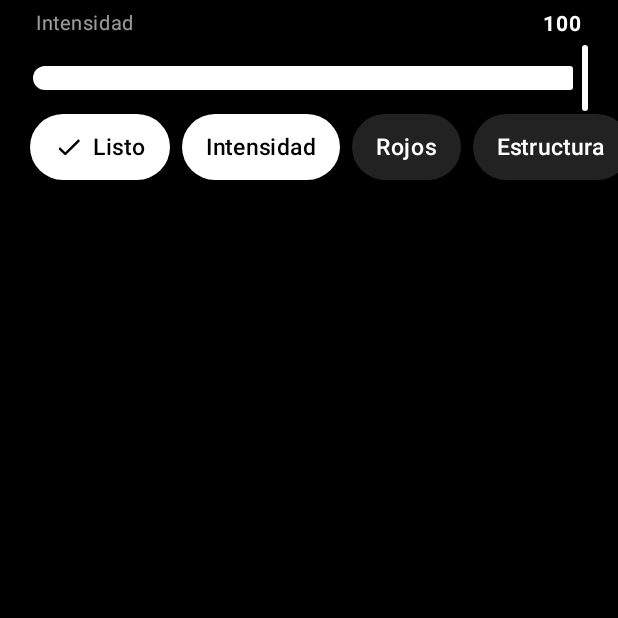
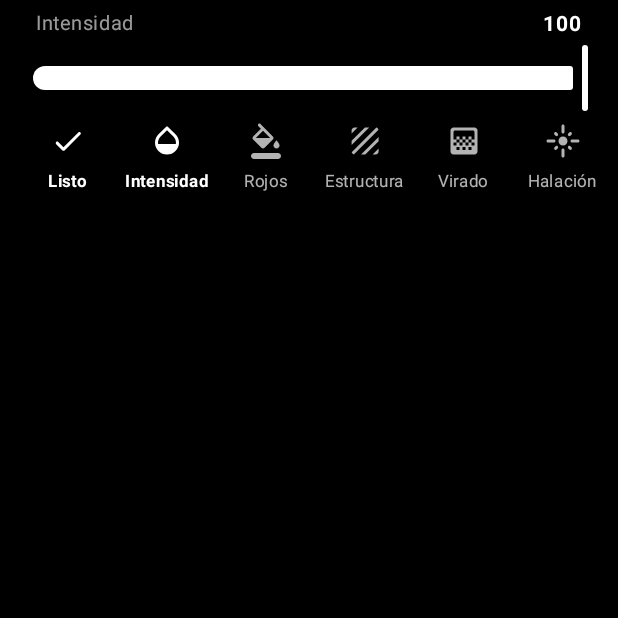
Before and after one commit to pabloyela/apps-pablo, an Android app built with Jetpack Compose: the composable BarraAjustes shown on its own in the app's theme, on a phone screen of 412 x 824 dp, the top half of it. Run offline under Robolectric (Android 15) with nearby library versions, the phone set to English and light mode, and no system bars; libraries missing offline, so code that uses them is left out: androidx.camera.core, androidx.camera.lifecycle, androidx.camera.video; 5 statements that could not run were skipped.

Commit message:
Add files via upload

```diff
--- a/claroscuro/build.gradle.kts
+++ b/claroscuro/build.gradle.kts
@@ -12,8 +12,8 @@ android {
         applicationId = "com.tua.claroscuro"
         minSdk = 29
         targetSdk = 35
-        versionCode = 9
-        versionName = "1.8"
+        versionCode = 10
+        versionName = "1.9"
     }
 
     // Llave fija: cada APK nuevo se instala encima del anterior
--- a/claroscuro/src/main/java/com/tua/claroscuro/Screen.kt
+++ b/claroscuro/src/main/java/com/tua/claroscuro/Screen.kt
@@ -59,6 +59,17 @@ import androidx.compose.material.icons.rounded.Smartphone
 import androidx.compose.material.icons.rounded.Timer
 import androidx.compose.material.icons.rounded.TimerOff
 import androidx.compose.material.icons.rounded.Tune
+import androidx.compose.material.icons.rounded.Opacity
+import androidx.compose.material.icons.rounded.FormatColorFill
+import androidx.compose.material.icons.rounded.Texture
+import androidx.compose.material.icons.rounded.Gradient
+import androidx.compose.material.icons.rounded.Flare
+import androidx.compose.material.icons.rounded.Contrast
+import androidx.compose.material.icons.rounded.BrightnessMedium
+import androidx.compose.material.icons.rounded.Grain
+import androidx.compose.material.icons.rounded.Vignette
+import androidx.compose.material.icons.rounded.Draw
+import androidx.compose.material.icons.rounded.RestartAlt
 import androidx.compose.material3.AlertDialog
 import androidx.compose.material3.Button
 import androidx.compose.material3.OutlinedTextField
@@ -422,26 +433,24 @@ fun CameraScreen(a: MainActivity) {
                 panel = false
                 a.savePrefs()
             }
-        } else LazyRow(
-            contentPadding = PaddingValues(horizontal = Margen),
-            horizontalArrangement = Arrangement.spacedBy(10.dp),
-            modifier = Modifier.padding(vertical = 10.dp)
-        ) {
-            item {
-                Chip(
-                    texto = "Ajustes",
-                    icono = Icons.Rounded.Tune,
-                    activo = panel
-                ) {
-                    panel = !panel
-                    if (!panel) a.savePrefs()
-                }
+        } else Row(Modifier.fillMaxWidth().padding(vertical = 4.dp), verticalAlignment = Alignment.CenterVertically) {
+            Spacer(Modifier.width(Margen - 8.dp))
+            Herram(Icons.Rounded.Tune, "Ajustes", activo = false, marca = a.ajustes.value.intensidad < 0.05f) {
+                panel = true
             }
-            items(Estilo.entries) { e ->
-                Chip(texto = e.nombre, icono = null, activo = e == estilo) {
-                    a.estilo.value = e
-                    a.ajustes.value = Ajustes.de(e, a.ajustes.value)
-                    a.savePrefs()
+            LazyRow(
+                contentPadding = PaddingValues(end = Margen),
+                verticalAlignment = Alignment.CenterVertically
+            ) {
+                items(Estilo.entries) { e ->
+                    EstiloTab(e.nombre, e == estilo) {
+                        a.estilo.value = e
+                        var nuevo = Ajustes.de(e, a.ajustes.value)
+                        // Si la intensidad quedó en 0 el efecto no se ve: al elegir estilo vuelve a 100
+                        if (nuevo.intensidad < 0.05f) nuevo = nuevo.copy(intensidad = 1f)
+                        a.ajustes.value = nuevo
+                        a.savePrefs()
+                    }
                 }
             }
         }
@@ -702,16 +711,58 @@ private fun DialogoFirma(a: MainActivity, onCerrar: () -> Unit) {
 
 // ---------- Barra de ajustes: un ajuste a la vez, sin tapar el visor ----------
 
-private enum class Param(val nombre: String, val min: Float, val max: Float) {
-    INTENSIDAD("Intensidad", 0f, 1f),
-    ROJOS("Rojos", 0f, 1f),
-    ESTRUCTURA("Estructura", 0f, 1f),
-    VIRADO("Virado", 0f, 1f),
-    HALACION("Halación", 0f, 1f),
-    CONTRASTE("Contraste", -1f, 1f),
-    BRILLO("Brillo", -1f, 1f),
-    GRANO("Grano", 0f, 1f),
-    VINETA("Viñeta", 0f, 1f)
+private enum class Param(val nombre: String, val corto: String, val icono: ImageVector, val min: Float, val max: Float) {
+    INTENSIDAD("Intensidad", "Intensidad", Icons.Rounded.Opacity, 0f, 1f),
+    ROJOS("Rojos", "Rojos", Icons.Rounded.FormatColorFill, 0f, 1f),
+    ESTRUCTURA("Estructura", "Estructura", Icons.Rounded.Texture, 0f, 1f),
+    VIRADO("Virado", "Virado", Icons.Rounded.Gradient, 0f, 1f),
+    HALACION("Halación", "Halación", Icons.Rounded.Flare, 0f, 1f),
+    CONTRASTE("Contraste", "Contraste", Icons.Rounded.Contrast, -1f, 1f),
+    BRILLO("Brillo", "Brillo", Icons.Rounded.BrightnessMedium, -1f, 1f),
+    GRANO("Grano", "Grano", Icons.Rounded.Grain, 0f, 1f),
+    VINETA("Viñeta", "Viñeta", Icons.Rounded.Vignette, 0f, 1f)
+}
+
+/** Botón chico como la barra de Pelis: ícono arriba y nombre abajo; punto si está cambiado. */
+@Composable
+private fun Herram(icono: ImageVector, texto: String, activo: Boolean, marca: Boolean = false, onClick: () -> Unit) {
+    Column(
+        Modifier.width(66.dp).clip(RoundedCornerShape(12.dp)).clickable(onClick = onClick)
+            .padding(vertical = 6.dp),
+        horizontalAlignment = Alignment.CenterHorizontally
+    ) {
+        val c = if (activo) Color.White else Color(0xB3FFFFFF)
+        Icon(icono, texto, tint = c, modifier = Modifier.size(24.dp))
+        Text(
+            texto, color = c, fontSize = 11.sp, maxLines = 1,
+            fontWeight = if (activo) FontWeight.Bold else FontWeight.Normal,
+            modifier = Modifier.padding(top = 3.dp)
+        )
+        Box(
+            Modifier.padding(top = 3.dp).size(4.dp).clip(CircleShape)
+                .background(if (marca) Color.White else Color.Transparent)
+        )
+    }
+}
+
+/** Nombre de estilo: texto simple; el elegido en blanco con una rayita abajo. */
+@Composable
+private fun EstiloTab(texto: String, activo: Boolean, onClick: () -> Unit) {
+    Column(
+        Modifier.clip(RoundedCornerShape(10.dp)).clickable(onClick = onClick)
+            .padding(horizontal = 10.dp, vertical = 8.dp),
+        horizontalAlignment = Alignment.CenterHorizontally
+    ) {
+        Text(
+            texto, fontSize = 14.sp, maxLines = 1,
+            color = if (activo) Color.White else Color(0x99FFFFFF),
+            fontWeight = if (activo) FontWeight.Bold else FontWeight.Normal
+        )
+        Box(
+            Modifier.padding(top = 4.dp).width(18.dp).height(2.dp).clip(RoundedCornerShape(1.dp))
+                .background(if (activo) Color.White else Color.Transparent)
+        )
+    }
 }
 
 private fun valorDe(a: Ajustes, p: Param): Float = when (p) {
@@ -767,20 +818,17 @@ private fun BarraAjustes(a: MainActivity, onListo: () -> Unit) {
                 inactiveTrackColor = Color(0x44FFFFFF)
             )
         )
-        // Qué ajuste mover (desliza para ver todos)
-        LazyRow(
-            contentPadding = PaddingValues(horizontal = Margen),
-            horizontalArrangement = Arrangement.spacedBy(8.dp)
-        ) {
-            item { Chip(texto = "Listo", icono = Icons.Rounded.Check, activo = true) { onListo() } }
+        // Qué ajuste mover (desliza para ver todos). Punto blanco = cambiado.
+        val porDefecto = Ajustes.de(a.estilo.value)
+        LazyRow(contentPadding = PaddingValues(horizontal = Margen - 8.dp)) {
+            item { Herram(Icons.Rounded.Check, "Listo", activo = true) { onListo() } }
             items(Param.entries) { pp ->
-                Chip(texto = pp.nombre, icono = null, activo = pp == p) { p = pp }
+                val cambiado = kotlin.math.abs(valorDe(aj, pp) - valorDe(porDefecto, pp)) > 0.01f
+                Herram(pp.icono, pp.corto, activo = pp == p, marca = cambiado) { p = pp }
             }
+            item { Herram(Icons.Rounded.Draw, "Firma", activo = false) { firma = true } }
             item {
-                Chip(texto = "Firma", icono = null, activo = false) { firma = true }
-            }
-            item {
-                Chip(texto = "Restablecer", icono = null, activo = false) {
+                Herram(Icons.Rounded.RestartAlt, "Restablecer", activo = false) {
                     a.ajustes.value = Ajustes.de(a.estilo.value)
                     a.savePrefs()
                 }
```
